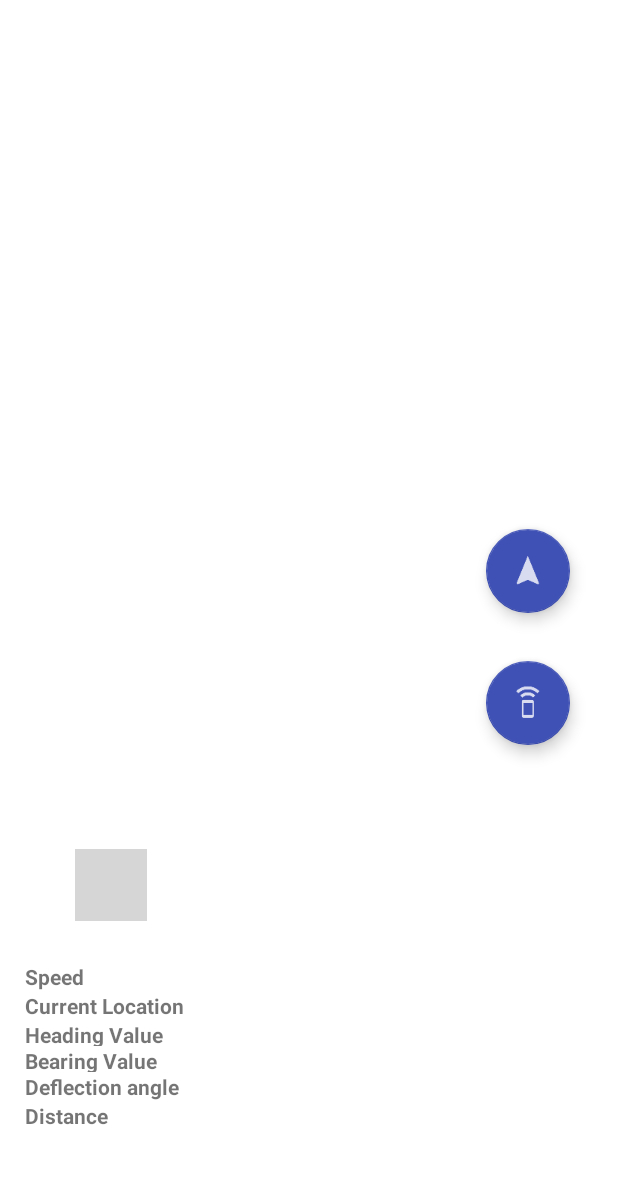
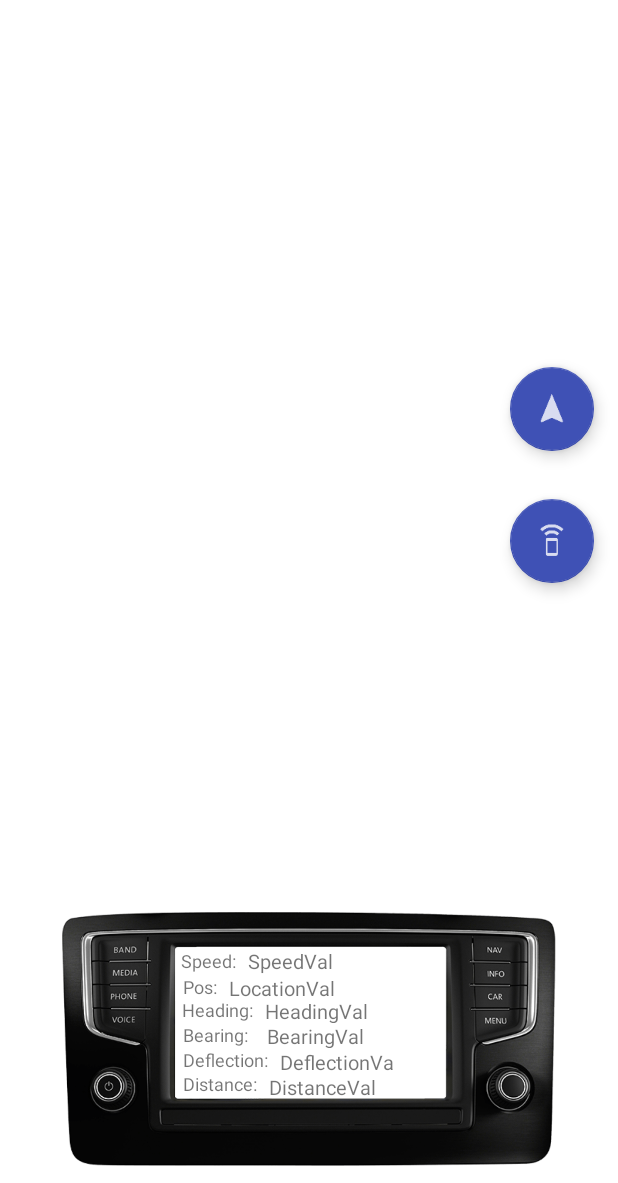
Before and after one commit to MananJMehta/Self-navigating-Car, an Android app: the MapsActivity screen opened directly, with no data from a screen before it, on a phone screen of 412 x 824 dp, the part 53-1236 px from its top. Run offline under Robolectric (Android 15) with nearby library versions, the phone set to English and light mode, and no system bars; 2 statements that could not run were skipped; grey boxes are pictures that could not be loaded.

Commit message:
Changed UI. Now, can't come back from map to main before sending stop command.

```diff
--- a/TataNano/app/src/main/java/sjsucmpe243/application/tatanano/MainActivity.java
+++ b/TataNano/app/src/main/java/sjsucmpe243/application/tatanano/MainActivity.java
@@ -154,7 +154,7 @@ public class MainActivity extends AppCompatActivity {
         }
     }
 
-    private BluetoothDevice findCarInPairedDevices(){
+    private boolean findCarInPairedDevices(){
 
         Set<BluetoothDevice> pairedDevicesList = BTadpt.getBondedDevices();
 
@@ -162,18 +162,20 @@ public class MainActivity extends AppCompatActivity {
             if (tempDevice.getAddress().equals("98:D3:33:80:67:F9")){
 
                 Log.e("TataNano : Bluetooth","Found device " +tempDevice.getName() + " in paired devices list");
-                return tempDevice;
+                return true;
             }
         }
-        return null;
+        return false;
     }
 
     private boolean attempt2Connect(BluetoothDevice bt) {
 
 
+        if (bt != null && findCarInPairedDevices()) {
+
             if (Build.VERSION.SDK_INT >= Build.VERSION_CODES.ICE_CREAM_SANDWICH_MR1) {
-            for (ParcelUuid allUUIDS : bt.getUuids()){
-                Log.e("TataNano : Bluetooth",allUUIDS.toString());
+                for (ParcelUuid allUUIDS : bt.getUuids()) {
+                    Log.e("TataNano : Bluetooth", allUUIDS.toString());
                 }
             }
 
@@ -214,6 +216,13 @@ public class MainActivity extends AppCompatActivity {
                     return false;
                 }
 
+            }
+        }
+        else {
+
+            Toast.makeText(MainActivity.this,"Forgot to tell you. You need to pair with this device normally " +
+                    "with default bluetooth, then try again with this app.",Toast.LENGTH_LONG).show();
+            return false;
         }
     }
 
@@ -309,7 +318,7 @@ public class MainActivity extends AppCompatActivity {
                         Log.e("TataNano : Bluetooth", "Stopped discovery.");
                     }
 
-                    Log.e("TataNano : Bluetooth",device.getBondState()+"");
+                   //Log.e("TataNano : Bluetooth",device.getBondState()+"");
                     tatanano = device;
                     attempt2Connect(device);
                 }
@@ -350,8 +359,22 @@ public class MainActivity extends AppCompatActivity {
         unregisterReceiver(mReceiver);
         unregisterReceiver(mReceiver1);
         unregisterReceiver(mReceiver2);
-        BTadpt.disable();
+        if (gotSocket!= null && gotSocket.isConnected())
+            try {
+                gotSocket.close();
+            } catch (IOException e) {
+                e.printStackTrace();
+            }
         this.finish();
     }
 
+    @Override
+    public void onResume(){
+        if (!BTadpt.isDiscovering())
+            BTadpt.startDiscovery();
+        if (gotSocket!=null && gotSocket.isConnected())
+            setMainpage_4_Connected();
+
+        super.onResume();
     }
+}
--- a/TataNano/app/src/main/java/sjsucmpe243/application/tatanano/MapsActivity.java
+++ b/TataNano/app/src/main/java/sjsucmpe243/application/tatanano/MapsActivity.java
@@ -63,7 +63,7 @@ public class MapsActivity extends FragmentActivity implements OnMapReadyCallback
     boolean Toggle_start_stop = false;
     Thread t;
 
-    String speedVal="0",latVal="0.000000", lngVal="0.000000";
+    String speedVal="0",latVal="0.000000", lngVal="0.000000",temp="";
 
     AlertDialog.Builder alertDialogBuilder;
     AlertDialog alertDialog;
@@ -138,31 +138,32 @@ public class MapsActivity extends FragmentActivity implements OnMapReadyCallback
                                             //Printing Location data here.
                                             latVal = test.substring(geoPos + 1, pipePos);
                                             lngVal = test.substring(pipePos + 1, headPos);
-                                            currPosVal.setText(String.format("%s: %s,%s", "Location", latVal, lngVal));
+                                            temp = latVal + "," + lngVal;
+                                            currPosVal.setText(temp);
                                         }
 
                                         if( headPos!=-1 && speedPos!=-1) {
 
                                             //Printing heading val here
-                                            headingVal.setText(String.format("Heading: %s", test.substring(headPos + 1, speedPos)));
+                                            headingVal.setText(String.format("%s", speedPos));
                                         }
 
                                         if (speedPos!=-1 && bearingPos!=-1) {
                                             //Printing speed
                                             speedVal = test.substring(speedPos + 1, bearingPos);
-                                            actualSpeed.setText(String.format("Speed: %s %s", speedVal, "m/s"));
+                                            actualSpeed.setText(String.format("%s %s",speedVal, "m/s"));
                                         }
 
                                         if (bearingPos!=-1 && deflectionPos!=-1) {
                                             //printing bearing value
-                                            bearing.setText(String.format("Bearing: %s", test.substring(bearingPos + 1, deflectionPos)));
+                                            bearing.setText(String.format("%s", deflectionPos));
                                         }
 
                                         if (deflectionPos!=-1 && distancePos!=-1 && endPos!=-1) {
                                             //deflection or correction needed in current direction
-                                            deflection.setText(String.format("Deflection: %s", test.substring(deflectionPos + 1, distancePos)));
+                                            deflection.setText(String.format("%s", distancePos));
                                             //distance of car to next checkpoint
-                                            distance.setText(String.format("Distance: %s", test.substring(distancePos + 1, endPos)));
+                                            distance.setText(String.format("%s", endPos));
                                         }
 
                                     } catch (IOException e) {
@@ -274,6 +275,7 @@ public class MapsActivity extends FragmentActivity implements OnMapReadyCallback
             public void onClick(View v) {
                 SendStart.setVisibility(View.VISIBLE);
                 SendStop.setVisibility(View.INVISIBLE);
+                Toggle_start_stop = false;
                 BTdata = "@Stop\n";
                 try {
                     tx_data.write(BTdata.getBytes());
@@ -380,7 +382,7 @@ public class MapsActivity extends FragmentActivity implements OnMapReadyCallback
                                 .bearing(location.getBearing())
                                 .build();
 
-                        mMap.animateCamera(CameraUpdateFactory.newCameraPosition(cameraPosition),500, null);
+                        //mMap.animateCamera(CameraUpdateFactory.newCameraPosition(cameraPosition),500, null);
 
                         prevLatLng = myLatLng;
                     }
@@ -470,9 +472,14 @@ public class MapsActivity extends FragmentActivity implements OnMapReadyCallback
 
     @Override
     public void onBackPressed() {
-        locMan.removeUpdates(locLis);
-        //t.destroy();
-        this.finish();
+        if (!Toggle_start_stop) {
+            locMan.removeUpdates(locLis);
+            //t.destroy();
+            this.finish();
+        }
+        else {
+            Toast.makeText(MapsActivity.this,"Can't go back without stop command",Toast.LENGTH_SHORT).show();
+        }
     }
 
     private final BroadcastReceiver BTstate_broadcast = new BroadcastReceiver() {
--- a/TataNano/app/src/main/res/layout/activity_maps.xml
+++ b/TataNano/app/src/main/res/layout/activity_maps.xml
@@ -41,7 +41,7 @@
         android:layout_width="wrap_content"
         android:layout_height="wrap_content"
         android:layout_marginBottom="8dp"
-        android:layout_marginEnd="32dp"
+        android:layout_marginEnd="16dp"
         android:layout_marginTop="32dp"
         android:src="@drawable/ic_send_locations"
         app:backgroundTint="@color/colorPrimary"
@@ -54,8 +54,8 @@
         android:id="@+id/SendStart"
         android:layout_width="wrap_content"
         android:layout_height="wrap_content"
-        android:layout_marginEnd="32dp"
-        android:layout_marginTop="388dp"
+        android:layout_marginEnd="16dp"
+        android:layout_marginTop="280dp"
         android:src="@drawable/ic_send_start"
         app:backgroundTint="@color/colorPrimary"
         app:layout_constraintEnd_toEndOf="parent"
@@ -65,28 +65,45 @@
         android:id="@+id/SendStop"
         android:layout_width="wrap_content"
         android:layout_height="wrap_content"
-        android:layout_marginEnd="32dp"
-        android:layout_marginTop="388dp"
+        android:layout_marginEnd="16dp"
+        android:layout_marginTop="280dp"
         android:src="@drawable/ic_send_stop"
         android:visibility="invisible"
         app:backgroundTint="@color/colorPrimary"
         app:layout_constraintEnd_toEndOf="parent"
         app:layout_constraintTop_toTopOf="parent" />
 
+    <ImageView
+        android:id="@+id/compass"
+        android:layout_width="329dp"
+        android:layout_height="176dp"
+        android:layout_marginBottom="8dp"
+        android:layout_marginEnd="8dp"
+        android:layout_marginStart="8dp"
+        android:layout_marginTop="100dp"
+        android:src="@drawable/autoinfo"
+        app:layout_constraintBottom_toBottomOf="parent"
+        app:layout_constraintEnd_toEndOf="parent"
+        app:layout_constraintStart_toStartOf="parent"
+        app:layout_constraintTop_toTopOf="parent"
+        app:layout_constraintVertical_bias="1.0" />
+
     <TextView
         android:id="@+id/speedText"
         android:layout_width="wrap_content"
         android:layout_height="wrap_content"
-        android:layout_marginBottom="128dp"
+        android:layout_marginBottom="8dp"
         android:layout_marginEnd="8dp"
         android:layout_marginStart="8dp"
-        android:text="Speed"
-        android:textSize="14sp"
-        android:textStyle="bold"
-        app:layout_constraintBottom_toBottomOf="parent"
-        app:layout_constraintEnd_toEndOf="parent"
-        app:layout_constraintHorizontal_bias="0.024"
-        app:layout_constraintStart_toStartOf="parent" />
+        android:layout_marginTop="8dp"
+        android:text="SpeedVal"
+        android:textSize="13sp"
+        app:layout_constraintBottom_toBottomOf="@+id/compass"
+        app:layout_constraintEnd_toEndOf="@+id/compass"
+        app:layout_constraintHorizontal_bias="0.0"
+        app:layout_constraintStart_toEndOf="@+id/speedLable"
+        app:layout_constraintTop_toTopOf="@+id/compass"
+        app:layout_constraintVertical_bias="0.133" />
 
     <TextView
         android:id="@+id/CurrPosText"
@@ -94,71 +111,66 @@
         android:layout_height="wrap_content"
         android:layout_marginEnd="8dp"
         android:layout_marginStart="8dp"
-        android:text="Current Location"
-        android:textSize="14sp"
-        android:textStyle="bold"
-        app:layout_constraintEnd_toEndOf="parent"
-        app:layout_constraintHorizontal_bias="0.03"
-        app:layout_constraintStart_toStartOf="parent"
-        app:layout_constraintTop_toBottomOf="@+id/speedText" />
+        android:layout_marginTop="8dp"
+        android:text="LocationVal"
+        android:textSize="13sp"
+        app:layout_constraintBottom_toBottomOf="@+id/compass"
+        app:layout_constraintEnd_toEndOf="@+id/compass"
+        app:layout_constraintHorizontal_bias="0.0"
+        app:layout_constraintStart_toEndOf="@+id/CurrPosLable"
+        app:layout_constraintTop_toTopOf="@+id/compass"
+        app:layout_constraintVertical_bias="0.246" />
 
     <TextView
         android:id="@+id/HeadingText"
         android:layout_width="wrap_content"
         android:layout_height="17dp"
-        android:layout_marginEnd="8dp"
-        android:layout_marginStart="8dp"
-        android:text="Heading Value"
-        android:textSize="14sp"
-        android:textStyle="bold"
-        app:layout_constraintEnd_toEndOf="parent"
-        app:layout_constraintHorizontal_bias="0.028"
-        app:layout_constraintStart_toStartOf="parent"
-        app:layout_constraintTop_toBottomOf="@+id/CurrPosText" />
-
-    <ImageView
-        android:id="@+id/compass"
-        android:layout_width="@android:dimen/app_icon_size"
-        android:layout_height="@android:dimen/app_icon_size"
         android:layout_marginBottom="8dp"
         android:layout_marginEnd="8dp"
         android:layout_marginStart="8dp"
         android:layout_marginTop="8dp"
-        android:src="@drawable/compass"
-        app:layout_constraintBottom_toTopOf="@+id/speedText"
-        app:layout_constraintEnd_toEndOf="parent"
-        app:layout_constraintHorizontal_bias="0.121"
-        app:layout_constraintStart_toStartOf="parent"
-        app:layout_constraintTop_toTopOf="parent"
-        app:layout_constraintVertical_bias="0.968" />
+        android:text="HeadingVal"
+        android:textSize="13sp"
+        app:layout_constraintBottom_toBottomOf="@+id/compass"
+        app:layout_constraintEnd_toEndOf="@+id/compass"
+        app:layout_constraintHorizontal_bias="0.0"
+        app:layout_constraintStart_toEndOf="@+id/HeadingLable"
+        app:layout_constraintTop_toTopOf="@+id/compass"
+        app:layout_constraintVertical_bias="0.363" />
 
     <TextView
         android:id="@+id/bearingText"
         android:layout_width="wrap_content"
         android:layout_height="17dp"
+        android:layout_marginBottom="8dp"
         android:layout_marginEnd="8dp"
         android:layout_marginStart="8dp"
-        android:text="Bearing Value"
-        android:textSize="14sp"
-        android:textStyle="bold"
-        app:layout_constraintEnd_toEndOf="parent"
-        app:layout_constraintHorizontal_bias="0.028"
-        app:layout_constraintStart_toStartOf="parent"
-        app:layout_constraintTop_toBottomOf="@+id/HeadingText" />
+        android:layout_marginTop="8dp"
+        android:text="BearingVal"
+        android:textSize="13sp"
+        app:layout_constraintBottom_toBottomOf="@+id/compass"
+        app:layout_constraintEnd_toEndOf="@+id/compass"
+        app:layout_constraintHorizontal_bias="0.04"
+        app:layout_constraintStart_toEndOf="@+id/bearingLable"
+        app:layout_constraintTop_toTopOf="@+id/compass"
+        app:layout_constraintVertical_bias="0.482" />
 
     <TextView
         android:id="@+id/deflectionAngle"
-        android:layout_width="wrap_content"
-        android:layout_height="wrap_content"
+        android:layout_width="77dp"
+        android:layout_height="17dp"
+        android:layout_marginBottom="60dp"
         android:layout_marginEnd="8dp"
         android:layout_marginStart="8dp"
-        android:text="Deflection angle"
-        android:textSize="14sp"
-        android:textStyle="bold"
-        app:layout_constraintEnd_toEndOf="parent"
-        app:layout_constraintHorizontal_bias="0.03"
-        app:layout_constraintStart_toStartOf="parent"
-        app:layout_constraintTop_toBottomOf="@+id/bearingText" />
+        android:layout_marginTop="8dp"
+        android:text="DeflectionVal"
+        android:textSize="13sp"
+        app:layout_constraintBottom_toBottomOf="@+id/compass"
+        app:layout_constraintEnd_toEndOf="@+id/compass"
+        app:layout_constraintHorizontal_bias="0.0"
+        app:layout_constraintStart_toEndOf="@+id/deflectionAngleLable"
+        app:layout_constraintTop_toTopOf="@+id/compass"
+        app:layout_constraintVertical_bias="0.945" />
 
     <TextView
         android:id="@+id/distance2Checkpoint"
@@ -167,14 +179,95 @@
         android:layout_marginBottom="8dp"
         android:layout_marginEnd="8dp"
         android:layout_marginStart="8dp"
-        android:text="Distance"
-        android:textSize="14sp"
-        android:textStyle="bold"
-        app:layout_constraintBottom_toBottomOf="parent"
-        app:layout_constraintEnd_toEndOf="parent"
-        app:layout_constraintHorizontal_bias="0.025"
-        app:layout_constraintStart_toStartOf="parent"
-        app:layout_constraintTop_toBottomOf="@+id/deflectionAngle"
-        app:layout_constraintVertical_bias="0.0" />
+        android:layout_marginTop="8dp"
+        android:text="DistanceVal"
+        android:textSize="13sp"
+        app:layout_constraintBottom_toBottomOf="@+id/compass"
+        app:layout_constraintEnd_toEndOf="@+id/compass"
+        app:layout_constraintHorizontal_bias="0.0"
+        app:layout_constraintStart_toEndOf="@+id/distance2CheckpointLable"
+        app:layout_constraintTop_toTopOf="@+id/compass"
+        app:layout_constraintVertical_bias="0.725" />
+
+    <TextView
+        android:id="@+id/speedLable"
+        android:layout_width="wrap_content"
+        android:layout_height="wrap_content"
+        android:layout_marginBottom="8dp"
+        android:layout_marginEnd="8dp"
+        android:layout_marginStart="8dp"
+        android:text="Speed:"
+        android:textSize="12sp"
+        app:layout_constraintBottom_toBottomOf="@+id/compass"
+        app:layout_constraintEnd_toEndOf="@+id/compass"
+        app:layout_constraintStart_toStartOf="@+id/compass"
+        app:layout_constraintTop_toTopOf="@+id/compass"
+        app:layout_constraintVertical_bias="0.18"
+        app:layout_constraintHorizontal_bias="0.259"/>
+
+    <TextView
+        android:id="@+id/CurrPosLable"
+        android:layout_width="wrap_content"
+        android:layout_height="wrap_content"
+        android:text="Pos:"
+        android:textSize="12sp"
+        app:layout_constraintBottom_toBottomOf="@+id/compass"
+        app:layout_constraintEnd_toEndOf="@+id/compass"
+        app:layout_constraintHorizontal_bias="0.262"
+        app:layout_constraintStart_toStartOf="@+id/compass"
+        app:layout_constraintTop_toTopOf="@+id/compass"
+        app:layout_constraintVertical_bias="0.281" />
+
+    <TextView
+        android:id="@+id/HeadingLable"
+        android:layout_width="wrap_content"
+        android:layout_height="17dp"
+        android:text="Heading:"
+        android:textSize="12sp"
+        app:layout_constraintBottom_toBottomOf="@+id/compass"
+        app:layout_constraintEnd_toEndOf="@+id/compass"
+        app:layout_constraintHorizontal_bias="0.284"
+        app:layout_constraintStart_toStartOf="@+id/compass"
+        app:layout_constraintTop_toTopOf="@+id/compass"
+        app:layout_constraintVertical_bias="0.377" />
+
+    <TextView
+        android:id="@+id/bearingLable"
+        android:layout_width="wrap_content"
+        android:layout_height="17dp"
+        android:text="Bearing:"
+        android:textSize="12sp"
+        app:layout_constraintBottom_toBottomOf="@+id/compass"
+        app:layout_constraintEnd_toEndOf="@+id/compass"
+        app:layout_constraintHorizontal_bias="0.281"
+        app:layout_constraintStart_toStartOf="@+id/compass"
+        app:layout_constraintTop_toTopOf="@+id/compass"
+        app:layout_constraintVertical_bias="0.484" />
+
+    <TextView
+        android:id="@+id/deflectionAngleLable"
+        android:layout_width="wrap_content"
+        android:layout_height="wrap_content"
+        android:text="Deflection:"
+        android:textSize="12sp"
+        app:layout_constraintBottom_toBottomOf="@+id/compass"
+        app:layout_constraintEnd_toEndOf="@+id/compass"
+        app:layout_constraintHorizontal_bias="0.295"
+        app:layout_constraintStart_toStartOf="@+id/compass"
+        app:layout_constraintTop_toTopOf="@+id/compass"
+        app:layout_constraintVertical_bias="0.587" />
+
+    <TextView
+        android:id="@+id/distance2CheckpointLable"
+        android:layout_width="wrap_content"
+        android:layout_height="wrap_content"
+        android:text="Distance:"
+        android:textSize="12sp"
+        app:layout_constraintBottom_toBottomOf="@+id/compass"
+        app:layout_constraintEnd_toEndOf="@+id/compass"
+        app:layout_constraintHorizontal_bias="0.287"
+        app:layout_constraintStart_toStartOf="@+id/compass"
+        app:layout_constraintTop_toTopOf="@+id/compass"
+        app:layout_constraintVertical_bias="0.687" />
 
 </android.support.constraint.ConstraintLayout>
```
Lines whose indentation alone changed are shown as unchanged.
